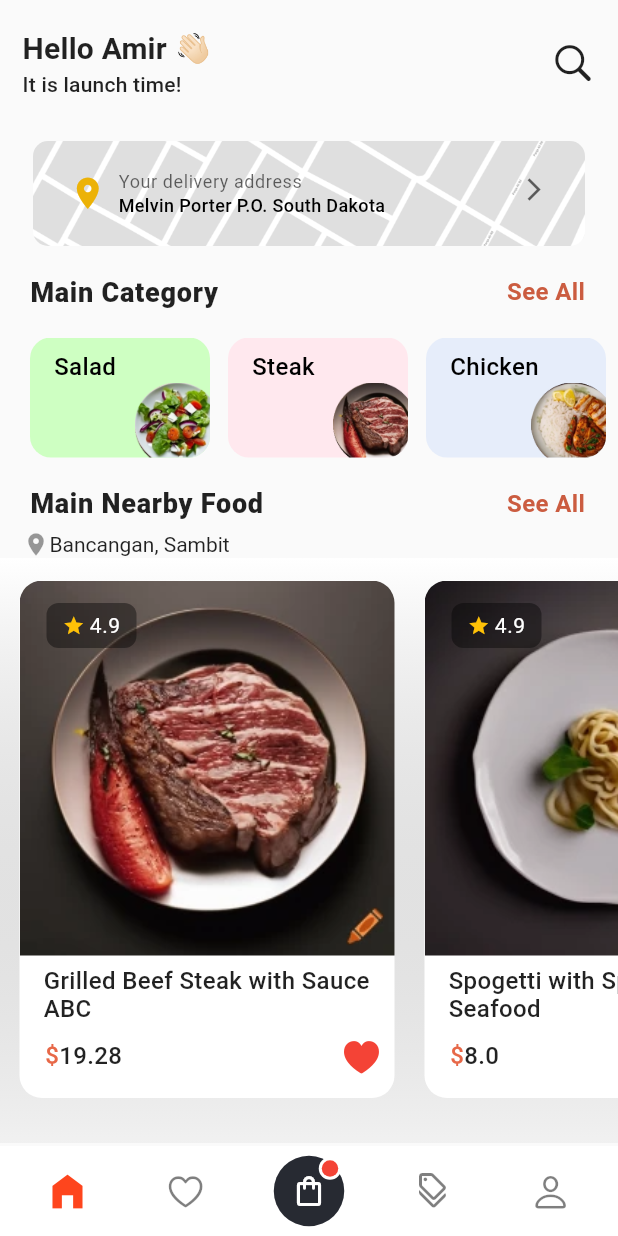
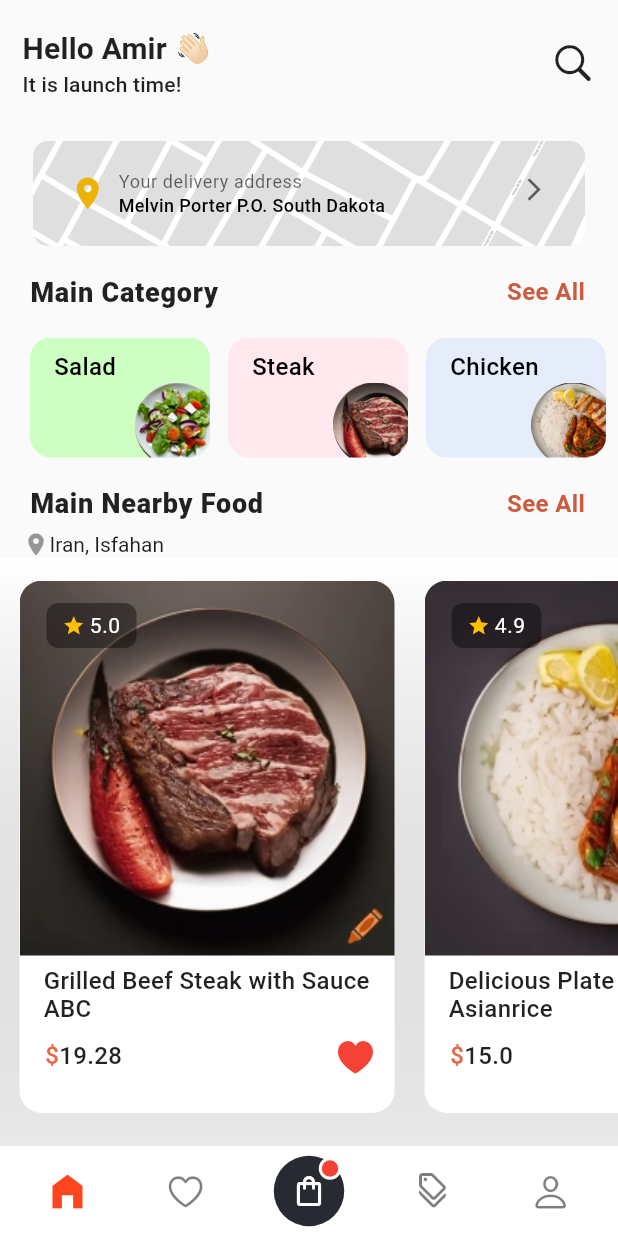
Before and after one commit to amir-hossein-rajaezadeh/restaurant_app, a Flutter app: the screen it shows after launch, after a tap on an icon or button, on a phone screen of 412 x 824 dp. Run offline on Flutter 3.47's test engine with Material 2 defaults, Android fonts, the phone set to English and light mode, and no system bars; our stand-ins replace equatable, flutter_bloc, go_router.

Commit message:
Done Project

```diff
--- a/lib/cubit/app_cubit.dart
+++ b/lib/cubit/app_cubit.dart
@@ -1,6 +1,5 @@
 import 'package:flutter_bloc/flutter_bloc.dart';
 import 'app_state.dart';
-import 'package:collection/collection.dart'; // You have to add this manually, for some reason it cannot be added automatically
 
 class AppCubit extends Cubit<AppState> {
   AppCubit()
@@ -19,10 +18,23 @@ class AppCubit extends Cubit<AppState> {
     );
   }
 
-  final myList = <int>[];
-  void test(int index) {
-    myList.add(index);
-    emit(state.copyWith(likedFoodList: myList));
+  final likedFoods = <int>[];
+  void likeDislikeFood(int index) {
+    final isSelectedItem = state.likedFoodList.indexWhere(
+      (selected) => selected == index,
+    );
+
+    if (isSelectedItem >= 0) {
+      likedFoods.removeAt(isSelectedItem);
+    } else {
+      likedFoods.add(index);
+    }
+
+    emit(
+      state.copyWith(
+        likedFoodList: List.from(likedFoods),
+      ),
+    );
 
     print('testing ${state.likedFoodList}');
   }
@@ -33,9 +45,7 @@ class AppCubit extends Cubit<AppState> {
     );
   }
 
-
   void increaseAndDecreaseFoodOrder(bool isIncrease, double foodPrice) {
-    //Increase Number of Food Order
     emit(
       state.copyWith(
         foodOrderNumber: isIncrease
--- a/lib/main.dart
+++ b/lib/main.dart
@@ -1,10 +1,10 @@
 import 'package:flutter/material.dart';
 import 'package:flutter_bloc/flutter_bloc.dart';
 import 'package:go_router/go_router.dart';
-import 'package:restaurant_app/data/foodList.dart';
 import 'package:restaurant_app/screens/course_page.dart';
 import 'package:restaurant_app/screens/food_detail_page.dart';
 import 'package:restaurant_app/screens/home_page.dart';
+import 'package:restaurant_app/utils/parameters.dart';
 
 import 'cubit/app_cubit.dart';
 
@@ -24,8 +24,9 @@ final GoRouter _router = GoRouter(
         GoRoute(
           path: 'foodDetail',
           builder: (BuildContext context, GoRouterState state) {
+            Parameters parameters = state.extra as Parameters;
             return FoodDetailPage(
-               foodItem: state.extra as FoodList,
+              parameters: parameters,
             );
           },
         ),
--- a/lib/screens/home_page.dart
+++ b/lib/screens/home_page.dart
@@ -3,7 +3,7 @@ import 'package:flutter/material.dart';
 import 'package:flutter_bloc/flutter_bloc.dart';
 import 'package:go_router/go_router.dart';
 import 'package:restaurant_app/components/bottom_bar.dart';
-
+import 'package:restaurant_app/utils/parameters.dart';
 import '../components/see_all_row.dart';
 import '../cubit/app_cubit.dart';
 import '../cubit/app_state.dart';
@@ -13,35 +13,9 @@ import '../utils/colors.dart';
 import '../utils/image_list.dart';
 import '../utils/strings.dart';
 
-class HomePage extends StatefulWidget {
+class HomePage extends StatelessWidget {
   const HomePage({super.key});
 
-  @override
-  State<HomePage> createState() => _HomePageState();
-}
-
-List<FoodList> foodList = [
-  FoodList(
-    Strings.foodTitleList[0],
-    foodImageList[0],
-    Strings.foodDesc[0],
-    Strings.foodPriceList[0],
-  ),
-  FoodList(
-    Strings.foodTitleList[1],
-    foodImageList[1],
-    Strings.foodDesc[1],
-    Strings.foodPriceList[1],
-  ),
-  FoodList(
-    Strings.foodTitleList[2],
-    foodImageList[2],
-    Strings.foodDesc[2],
-    Strings.foodPriceList[2],
-  )
-];
-
-class _HomePageState extends State<HomePage> {
   @override
   Widget build(BuildContext context) {
     return BlocBuilder<AppCubit, AppState>(
@@ -51,11 +25,11 @@ class _HomePageState extends State<HomePage> {
             body: Stack(
               alignment: Alignment.bottomCenter,
               children: [
-                Column(
+                ListView(
                   children: [
                     appBarWidget(context),
                     addressWidget(context),
-                    seeAllRowWidget(Strings.category,state),
+                    seeAllRowWidget(Strings.category, state),
                     Container(
                       margin: const EdgeInsets.only(top: 20),
                       height: 80,
@@ -116,21 +90,22 @@ class _HomePageState extends State<HomePage> {
                           },
                           itemCount: 4),
                     ),
-                    seeAllRowWidget(Strings.nearbyFood,state),
-                    Container(
-                      margin: const EdgeInsets.only(left: 15, top: 8),
-                      child: Row(
-                        children: [
-                          Icon(
-                            Icons.location_on,
-                            size: 18,
-                            color: Colors.black.withOpacity(0.4),
+                    seeAllRowWidget(Strings.nearbyFood, state),
+                    locationWidget(),
+                    foodListWidget(state),
+                  ],
                 ),
-                          Text(Strings.location),
+                const BottomBarWidget()
               ],
             ),
           ),
-                    Container(
+        );
+      },
+    );
+  }
+
+  Container foodListWidget(AppState state) {
+    return Container(
       decoration: BoxDecoration(
         gradient: LinearGradient(
           begin: Alignment.topCenter,
@@ -141,9 +116,9 @@ class _HomePageState extends State<HomePage> {
           ],
         ),
       ),
-                      height: 390,
+      height: 450,
       child: Container(
-                        margin: const EdgeInsets.only(bottom: 30),
+        margin: const EdgeInsets.only(bottom: 80),
         child: ListView.separated(
             shrinkWrap: true,
             scrollDirection: Axis.horizontal,
@@ -152,9 +127,7 @@ class _HomePageState extends State<HomePage> {
               final foodItem = foodList[index];
               return Container(
                 margin: EdgeInsets.only(
-                                    left: index == 0 ? 13 : 0,
-                                    top: 15,
-                                    right: 8),
+                    left: index == 0 ? 13 : 0, top: 15, right: 8),
                 width: 250,
                 decoration: BoxDecoration(
                   color: Colors.white,
@@ -162,8 +135,10 @@ class _HomePageState extends State<HomePage> {
                 ),
                 child: GestureDetector(
                   onTap: () {
-                                    context.push('/foodDetail',
-                                        extra: foodItem);
+                    context.read<AppCubit>().clearStatesValues();
+                    Parameters parameters =
+                        Parameters(foodItem: foodItem, foodIndex: index);
+                    context.push('/foodDetail', extra: parameters);
                   },
                   child: Column(
                     children: [
@@ -173,12 +148,9 @@ class _HomePageState extends State<HomePage> {
                             height: 250,
                             width: 250,
                             child: ClipRRect(
-                                              borderRadius:
-                                                  const BorderRadius.only(
-                                                      topLeft:
-                                                          Radius.circular(15),
-                                                      topRight:
-                                                          Radius.circular(15)),
+                              borderRadius: const BorderRadius.only(
+                                  topLeft: Radius.circular(15),
+                                  topRight: Radius.circular(15)),
                               child: Image.asset(
                                 foodImageList[index],
                                 fit: BoxFit.cover,
@@ -186,19 +158,15 @@ class _HomePageState extends State<HomePage> {
                             ),
                           ),
                           Container(
-                                            margin: const EdgeInsets.only(
-                                                top: 15, left: 18),
+                            margin: const EdgeInsets.only(top: 15, left: 18),
                             width: 60,
                             height: 30,
                             decoration: BoxDecoration(
-                                              borderRadius:
-                                                  BorderRadius.circular(8),
-                                              color:
-                                                  Colors.black.withOpacity(0.4),
+                              borderRadius: BorderRadius.circular(8),
+                              color: Colors.black.withOpacity(0.4),
                             ),
                             child: Row(
-                                              mainAxisAlignment:
-                                                  MainAxisAlignment.center,
+                              mainAxisAlignment: MainAxisAlignment.center,
                               children: [
                                 const Icon(
                                   Icons.star,
@@ -209,13 +177,11 @@ class _HomePageState extends State<HomePage> {
                                   width: 3,
                                 ),
                                 Text(
-                                                  '4.9',
-                                                  style: AppTheme.getTextTheme(
-                                                          null)
+                                  Strings.scoreList[index].toString(),
+                                  style: AppTheme.getTextTheme(null)
                                       .bodySmall!
                                       .copyWith(
-                                                          color: Colors.white,
-                                                          fontSize: 14),
+                                          color: Colors.white, fontSize: 14),
                                 ),
                               ],
                             ),
@@ -223,12 +189,10 @@ class _HomePageState extends State<HomePage> {
                         ],
                       ),
                       Column(
-                                        crossAxisAlignment:
-                                            CrossAxisAlignment.stretch,
+                        crossAxisAlignment: CrossAxisAlignment.stretch,
                         children: [
                           Container(
-                                            margin: const EdgeInsets.only(
-                                                top: 7, left: 16),
+                            margin: const EdgeInsets.only(top: 7, left: 16),
                             child: Text(
                               foodItem.name,
                               style: AppTheme.getTextTheme(null)
@@ -237,30 +201,21 @@ class _HomePageState extends State<HomePage> {
                             ),
                           ),
                           Container(
-                                            margin: const EdgeInsets.only(
-                                                left: 17, top: 8),
+                            margin: const EdgeInsets.only(left: 17, top: 8),
                             child: Row(
-                                              mainAxisAlignment:
-                                                  MainAxisAlignment
-                                                      .spaceBetween,
+                              mainAxisAlignment: MainAxisAlignment.spaceBetween,
                               children: [
                                 Row(
                                   children: [
                                     Text(
                                       '\$',
-                                                      style: AppTheme
-                                                              .getTextTheme(
-                                                                  null)
+                                      style: AppTheme.getTextTheme(null)
                                           .bodyMedium!
-                                                          .copyWith(
-                                                              color:
-                                                                  lightOrange),
+                                          .copyWith(color: lightOrange),
                                     ),
                                     Text(
                                       "${foodItem.price} ",
-                                                      style:
-                                                          AppTheme.getTextTheme(
-                                                                  null)
+                                      style: AppTheme.getTextTheme(null)
                                           .bodyMedium,
                                     )
                                   ],
@@ -269,47 +224,23 @@ class _HomePageState extends State<HomePage> {
                                   onTap: () {
                                     context
                                         .read<AppCubit>()
-                                                        .test(index);
-                                                    // setState(() {
-                                                    //   final isSelectedItem =
-                                                    //       state.likedFoodList
-                                                    //           .indexWhere(
-                                                    //     (selected) =>
-                                                    //         selected == index,
-                                                    //   );
-
-                                                    //   if (isSelectedItem >= 0) {
-                                                    //     // state.likedFoodList
-                                                    //     //     .removeAt(
-                                                    //     //         isSelectedItem);
-                                                    //   } else {
-                                                    //     state.likedFoodList
-                                                    //         .add(index);
-                                                    //   }
-                                                    // });
+                                        .likeDislikeFood(index);
                                   },
-                                                  child: state.likedFoodList
-                                                          .contains(index)
+                                  child: state.likedFoodList.contains(index)
                                       ? Container(
                                           margin:
-                                                              const EdgeInsets
-                                                                      .only(
-                                                                  right: 8),
+                                              const EdgeInsets.only(right: 12),
                                           child: const Icon(
-                                                            CupertinoIcons
-                                                                .heart_fill,
+                                            CupertinoIcons.heart_fill,
                                             size: 28,
                                             color: Colors.red,
                                           ),
                                         )
                                       : Container(
                                           margin:
-                                                              const EdgeInsets
-                                                                      .only(
-                                                                  right: 8),
+                                              const EdgeInsets.only(right: 12),
                                           child: const Icon(
-                                                            CupertinoIcons
-                                                                .heart,
+                                            CupertinoIcons.heart,
                                             size: 28,
                                           ),
                                         ),
@@ -331,15 +262,22 @@ class _HomePageState extends State<HomePage> {
             },
             itemCount: foodList.length),
       ),
+    );
+  }
+
+  Container locationWidget() {
+    return Container(
+      margin: const EdgeInsets.only(left: 15, top: 8),
+      child: Row(
+        children: [
+          Icon(
+            Icons.location_on,
+            size: 18,
+            color: Colors.black.withOpacity(0.4),
           ),
+          Text(Strings.location),
         ],
       ),
-                const BottomBarWidget()
-              ],
-            ),
-          ),
-        );
-      },
     );
   }
 
@@ -450,3 +388,24 @@ class _HomePageState extends State<HomePage> {
     );
   }
 }
+
+List<FoodList> foodList = [
+  FoodList(
+    Strings.foodTitleList[0],
+    foodImageList[0],
+    Strings.foodDesc[0],
+    Strings.foodPriceList[0],
+  ),
+  FoodList(
+    Strings.foodTitleList[1],
+    foodImageList[1],
+    Strings.foodDesc[1],
+    Strings.foodPriceList[1],
+  ),
+  FoodList(
+    Strings.foodTitleList[2],
+    foodImageList[2],
+    Strings.foodDesc[2],
+    Strings.foodPriceList[2],
+  )
+];
--- a/lib/utils/image_list.dart
+++ b/lib/utils/image_list.dart
@@ -12,8 +12,8 @@ List<String> courseFoodImageList = [
 ];
 List<String> foodImageList = [
   'assets/images/steak.png',
+  'assets/images/riceAndChicken.png',
   'assets/images/spogetti.png',
-  'assets/images/riceAndChicken.png'
 ];
 List<String> croppedFoodImageList = [
   'assets/images/cropped/saladCropped.png',
--- /dev/null
+++ b/lib/utils/parameters.dart
@@ -0,0 +1,10 @@
+import '../data/foodList.dart';
+
+class Parameters {
+  FoodList foodItem;
+  int foodIndex;
+  Parameters({
+    required this.foodItem,
+    required this.foodIndex,
+  });
+}
--- a/lib/utils/strings.dart
+++ b/lib/utils/strings.dart
@@ -6,14 +6,14 @@ class Strings {
   static String seeAll = 'See All';
   static String category = 'Category';
   static String nearbyFood = 'Nearby Food';
-  static String location = 'Bancangan, Sambit';
+  static String location = 'Iran, Isfahan';
   static String description = 'Description';
   static String course = 'Course';
 
   static List<String> foodDesc = [
     'A thick cut of meat generally sliced across the muscle fibers, sometimes including a bone. It is normally grilled or fried. Steak can be diced, cooked in sauce, such as in steak and kidney pie, or minced and formed into patties, such as hamburgers',
+    'Coocke chicken  and rice then put theme together   in a plate with its chicken suace',
     'Italian spogetti with delsios suace',
-    'Thai food with chicken and salad'
   ];
 
   static String delivery = 'Delivery';
@@ -22,11 +22,11 @@ class Strings {
   static List<String> foodList = ['Main', 'Appetizer', 'Drinks', 'Dessert'];
   static List<String> foodTitleList = [
     'Grilled Beef Steak with Sauce ABC',
+    'Delicious Plate Chicken with Asianrice',
     'Spogetti with Spicy Mixed Seafood',
-    'Delicious Pad ThaiFood Shrimp Yahut'
   ];
 
-  static List<double> foodPriceList = [19.28, 8.00, 11.00];
+  static List<double> foodPriceList = [19.28, 15.00, 11.00];
   static List<String> categoryListName = [
     'Salad',
     'Steak',
@@ -36,4 +36,11 @@ class Strings {
     'Mexiican',
     'Chinease'
   ];
+  static List<String> restaurantList = [
+    'Royal Galaxy Restaurant',
+    'Mandak',
+    'Heeva Cafe Kebab'
+  ];
+
+  static List<double> scoreList = [5, 4.9, 3.5];
 }
```
Also changed, not shown: lib/screens/food_detail_page.dart (+24 -21 lines). Lines whose indentation alone changed are shown as unchanged.
